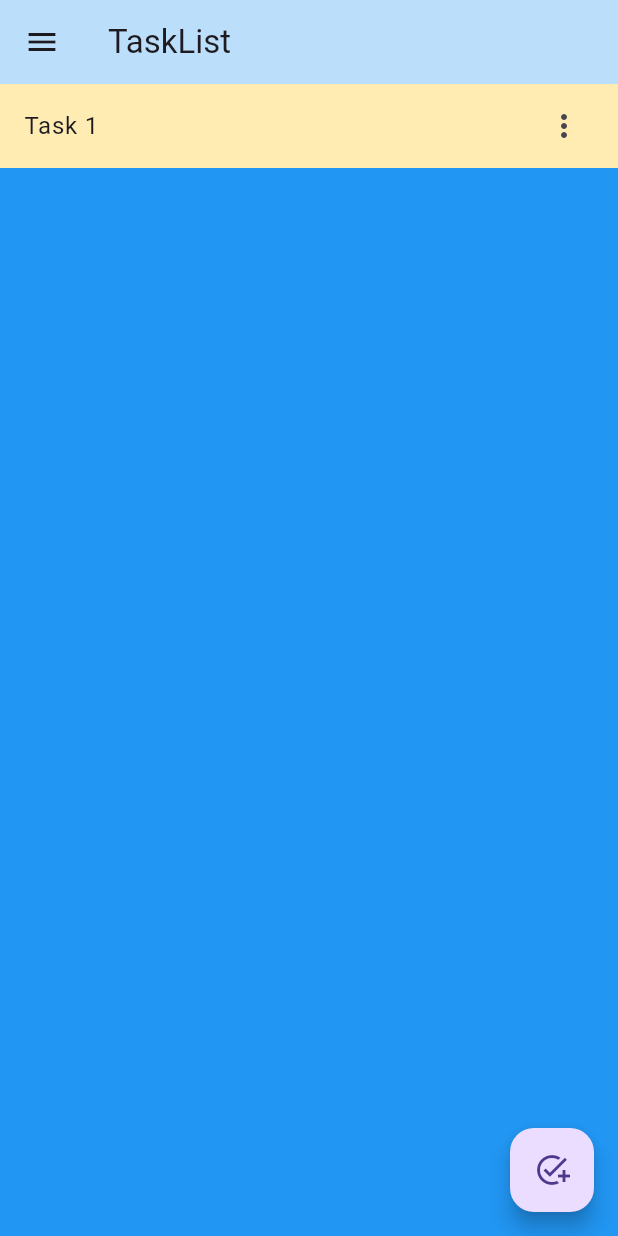
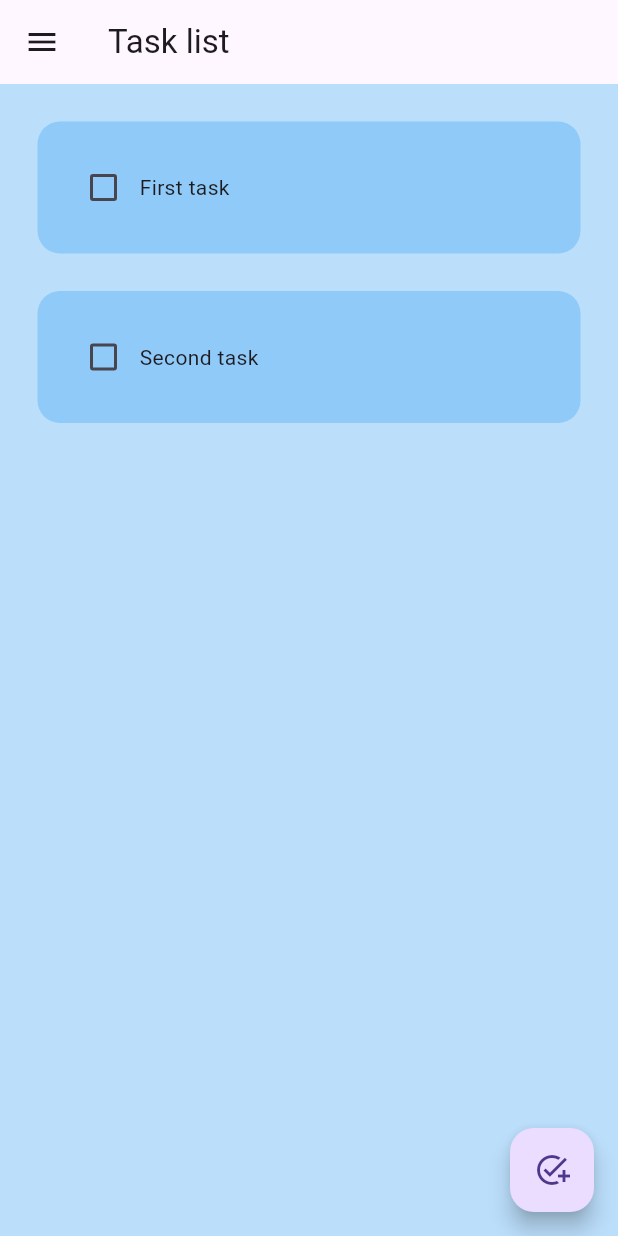
Before and after one commit to Hafuru/flutter_todo, a Flutter app: the TaskList screen opened by its route, on a phone screen of 412 x 824 dp. Run offline on Flutter 3.47's test engine with Material 3 defaults, Android fonts, the phone set to English and light mode, and no system bars; drawn by our look-alikes of flutter_slidable; network calls fail.

Commit message:
Can add and delete task

```diff
--- a/analysis_options.yaml
+++ b/analysis_options.yaml
@@ -21,7 +21,11 @@ linter:
   # `// ignore_for_file: name_of_lint` syntax on the line or in the file
   # producing the lint.
   rules:
-    # avoid_print: false  # Uncomment to disable the `avoid_print` rule
+    avoid_print: false  # Uncomment to disable the `avoid_print` rule
+    prefer_const_constructors_in_immutables: false
+    prefer_const_constructors: false
+    prefer_const_literals_to_create_immutables: false
+    prefer_final_fields: false
     # prefer_single_quotes: true  # Uncomment to enable the `prefer_single_quotes` rule
 
 # Additional information about this file can be found at
--- a/lib/pages/tasklist.dart
+++ b/lib/pages/tasklist.dart
@@ -1,34 +1,89 @@
-// ignore_for_file: prefer_const_constructors, prefer_const_literals_to_create_immutables, must_be_immutable, avoid_print
+// ignore_for_file: prefer_const_constructors, prefer_const_literals_to_create_immutables, must_be_immutable, avoid_print, empty_constructor_bodies
 
 import 'package:flutter/material.dart';
-import 'package:flutter_todo/model/task.dart';
+import 'package:flutter_todo/widgets/dialogbox.dart';
 import 'package:flutter_todo/widgets/sidebar.dart';
 import 'package:flutter_todo/widgets/taskitem.dart';
 
-class TaskList extends StatelessWidget {
-  TaskList({super.key, this.tasks});
-  List<Task>? tasks;
+class TaskList extends StatefulWidget {
+  const TaskList({super.key});
 
-  void addTask() {
-    print("FAB");
+  @override
+  State<TaskList> createState() => _TaskListState();
+}
+
+class _TaskListState extends State<TaskList> {
+
+  //text controller
+  final _controller = TextEditingController();
+
+  //List of task
+  List tasks = [
+    ["First task", false],
+    ["Second task", false]
+  ];
+
+  //Checkbox clicked
+  void checkBoxChanged(bool? value, int index){
+    setState(() {
+      tasks[index][1] = !tasks[index][1];
+    });
+  }
+
+  void saveNewTask(){
+    setState(() {
+      tasks.add([_controller.text, false]);
+      _controller.clear();
+    });
+    Navigator.of(context).pop();
+  }
+
+  void cancelTaskCreation(){
+    setState(() {
+      _controller.clear();
+    });
+    Navigator.of(context).pop();
+  }
+
+  void createNewTask()
+  {
+    showDialog(context: context, builder: (context){
+      return Dialogbox(
+        controller: _controller,
+        onSave: saveNewTask,
+        onCancel:cancelTaskCreation,
+      );
+    });
+  }
+
+  void deleteTask(int index){
+    setState(() {
+      tasks.removeAt(index);
+    });
   }
 
   @override
   Widget build(BuildContext context) {
     return Scaffold(
-      backgroundColor: Colors.blue,
-      appBar:
-          AppBar(title: Text("TaskList"), backgroundColor: Colors.blue[100]),
+      backgroundColor: Colors.blue[100],
+      appBar: AppBar(
+        title: Text("Task list"),
+      ),
+      floatingActionButton: FloatingActionButton(
+        onPressed: createNewTask,
+        child: Icon(Icons.add_task),
+        ),
       drawer: SideBar(),
-      floatingActionButton: FloatingActionButton(
-        onPressed: () => addTask(),
-        child: const Icon(
-          Icons.add_task,
-          ),
-        ),
-      body: ListView(
-        children: [TaskItem(task: Task(name: "Task 1", state: TaskState.notStarted, type: TaskType.task),),],
+      body: ListView.builder(
+        itemCount: tasks.length,
+        itemBuilder: (context, index) {
+          return TaskItem(
+            taskName: tasks[index][0],
+            taskState: tasks[index][1],
+            onChanged: (value) => checkBoxChanged(value, index),
+            deleteFunction: (context) => deleteTask(index),);
+        },
       ),
-      );
+    );
   }
 }
--- a/lib/widgets/taskitem.dart
+++ b/lib/widgets/taskitem.dart
@@ -1,18 +1,59 @@
-// ignore_for_file: must_be_immutable, prefer_const_constructors
+// ignore_for_file: must_be_immutable
 
 import 'package:flutter/material.dart';
-import 'package:flutter_todo/model/task.dart';
+import 'package:flutter_slidable/flutter_slidable.dart';
 
-class TaskItem extends StatelessWidget{
-  TaskItem({super.key, required this.task});
-  Task task;
+class TaskItem extends StatelessWidget {
+
+  final String taskName;
+  final bool taskState;
+  Function(bool?)? onChanged;
+  Function(BuildContext)? deleteFunction;
+
+  TaskItem({
+    super.key,
+    required this.taskName,
+    required this.taskState,
+    required this.onChanged,
+    required this.deleteFunction
+  });
 
   @override
-  Widget build(BuildContext context){
-    return ListTile(
-      title: Text(task.name),
-      trailing: Icon(Icons.more_vert),
-      tileColor: Colors.amber[100],
+  Widget build(BuildContext context) {
+    return Padding(
+      padding: const EdgeInsets.only(left: 25, right: 25, top: 25),
+      child: Slidable(
+        endActionPane: ActionPane(
+          motion: BehindMotion(),
+          children: [
+            SlidableAction(
+              onPressed: deleteFunction,
+              icon: Icons.delete,
+              backgroundColor: Colors.red,
+              borderRadius: BorderRadius.circular(15),
+            )
+          ]),
+        child: Container(
+          padding: EdgeInsets.all(20),
+          decoration: BoxDecoration(
+            color: Colors.blue[200],
+            borderRadius: BorderRadius.circular(15)
+          ),
+          child: Row(
+            children: [
+              //Checkbox
+              Checkbox(value: taskState, onChanged: onChanged),
+              //Task name
+              Text(
+                taskName,
+                style: TextStyle(
+                  decoration: taskState ? TextDecoration.lineThrough : TextDecoration.none
+                ),
+              ),
+            ],
+          ),
+        ),
+      ),
     );
   }
 }
--- a/pubspec.yaml
+++ b/pubspec.yaml
@@ -35,6 +35,7 @@ dependencies:
   # The following adds the Cupertino Icons font to your application.
   # Use with the CupertinoIcons class for iOS style icons.
   cupertino_icons: ^1.0.2
+  flutter_slidable: ^3.0.1
 
 dev_dependencies:
   flutter_test:
@@ -45,7 +46,7 @@ dev_dependencies:
   # activated in the `analysis_options.yaml` file located at the root of your
   # package. See that file for information about deactivating specific lint
   # rules and activating additional ones.
-  flutter_lints: ^2.0.0
+  flutter_lints: ^3.0.1
 
 # For information on the generic Dart part of this file, see the
 # following page: https://dart.dev/tools/pub/pubspec
```
Also changed, not shown: lib/widgets/button.dart (added, +22 -0 lines), lib/widgets/dialogbox.dart (added, +54 -0 lines), pubspec.lock.
